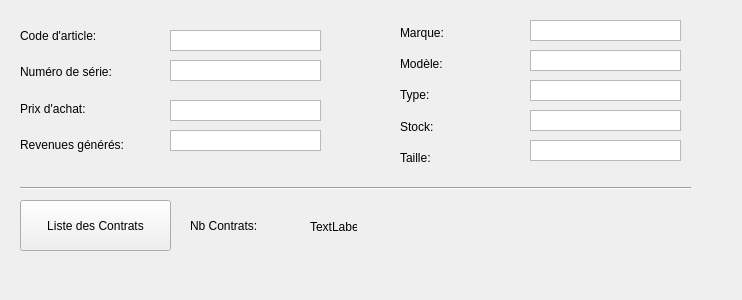
First picture: the form in view/itemDetailsView.ui, repository GruberAdam/TPI-Sploks, before the edit.
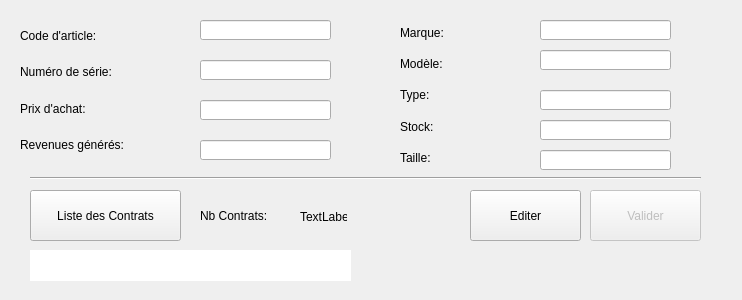
Second picture: the form after the edit.

Commit message: Fonctionnement de la modification du stock ajouté

What changed in the file:
```diff
--- a/view/itemDetailsView.ui
+++ b/view/itemDetailsView.ui
@@ -131,8 +131,8 @@
    <widget class="Line" name="line">
     <property name="geometry">
      <rect>
-      <x>20</x>
-      <y>180</y>
+      <x>30</x>
+      <y>170</y>
       <width>671</width>
       <height>16</height>
      </rect>
@@ -144,8 +144,8 @@
    <widget class="QPushButton" name="btnContracts">
     <property name="geometry">
      <rect>
-      <x>20</x>
-      <y>200</y>
+      <x>30</x>
+      <y>190</y>
       <width>151</width>
       <height>51</height>
      </rect>
@@ -157,8 +157,8 @@
    <widget class="QLabel" name="label_5">
     <property name="geometry">
      <rect>
-      <x>190</x>
-      <y>216</y>
+      <x>200</x>
+      <y>206</y>
       <width>111</width>
       <height>20</height>
      </rect>
@@ -173,8 +173,8 @@
    <widget class="QLabel" name="lblnbContracts">
     <property name="geometry">
      <rect>
-      <x>310</x>
-      <y>220</y>
+      <x>300</x>
+      <y>210</y>
       <width>47</width>
       <height>13</height>
      </rect>
@@ -183,175 +183,208 @@
      <string>TextLabel</string>
     </property>
    </widget>
-   <widget class="QTextEdit" name="lblCodeArticle">
+   <widget class="QPushButton" name="btnEdit">
     <property name="geometry">
      <rect>
-      <x>170</x>
-      <y>30</y>
-      <width>151</width>
-      <height>21</height>
+      <x>470</x>
+      <y>190</y>
+      <width>111</width>
+      <height>51</height>
      </rect>
     </property>
-    <property name="inputMethodHints">
-     <set>Qt::ImhMultiLine</set>
+    <property name="text">
+     <string>Editer</string>
     </property>
-    <property name="verticalScrollBarPolicy">
-     <enum>Qt::ScrollBarAlwaysOff</enum>
+   </widget>
+   <widget class="QPushButton" name="btnValider">
+    <property name="enabled">
+     <bool>false</bool>
     </property>
-    <property name="textInteractionFlags">
-     <set>Qt::NoTextInteraction</set>
+    <property name="geometry">
+     <rect>
+      <x>590</x>
+      <y>190</y>
+      <width>111</width>
+      <height>51</height>
+     </rect>
     </property>
+    <property name="text">
+     <string>Valider</string>
+    </property>
    </widget>
-   <widget class="QTextEdit" name="lblNumeroSerie">
+   <widget class="QLineEdit" name="textCodeArticle">
     <property name="geometry">
      <rect>
-      <x>170</x>
+      <x>200</x>
+      <y>20</y>
+      <width>131</width>
+      <height>20</height>
+     </rect>
+    </property>
+    <property name="maxLength">
+     <number>7</number>
+    </property>
+    <property name="readOnly">
+     <bool>true</bool>
+    </property>
+   </widget>
+   <widget class="QLineEdit" name="textNumeroSerie">
+    <property name="geometry">
+     <rect>
+      <x>200</x>
       <y>60</y>
-      <width>151</width>
-      <height>21</height>
+      <width>131</width>
+      <height>20</height>
      </rect>
     </property>
-    <property name="inputMethodHints">
-     <set>Qt::ImhMultiLine</set>
+    <property name="maxLength">
+     <number>7</number>
     </property>
-    <property name="verticalScrollBarPolicy">
-     <enum>Qt::ScrollBarAlwaysOff</enum>
-    </property>
-    <property name="textInteractionFlags">
-     <set>Qt::NoTextInteraction</set>
+    <property name="readOnly">
+     <bool>true</bool>
     </property>
    </widget>
-   <widget class="QTextEdit" name="lblPrixAchat">
+   <widget class="QLineEdit" name="textPrixAchat">
     <property name="geometry">
      <rect>
-      <x>170</x>
+      <x>200</x>
       <y>100</y>
-      <width>151</width>
-      <height>21</height>
+      <width>131</width>
+      <height>20</height>
      </rect>
     </property>
-    <property name="inputMethodHints">
-     <set>Qt::ImhMultiLine</set>
+    <property name="maxLength">
+     <number>7</number>
     </property>
-    <property name="verticalScrollBarPolicy">
-     <enum>Qt::ScrollBarAlwaysOff</enum>
+    <property name="readOnly">
+     <bool>true</bool>
     </property>
-    <property name="textInteractionFlags">
-     <set>Qt::NoTextInteraction</set>
-    </property>
    </widget>
-   <widget class="QTextEdit" name="lblRevenusGeneres">
+   <widget class="QLineEdit" name="textRevenusGeneres">
     <property name="geometry">
      <rect>
-      <x>170</x>
-      <y>130</y>
-      <width>151</width>
-      <height>21</height>
-     </rect>
-    </property>
-    <property name="inputMethodHints">
-     <set>Qt::ImhMultiLine</set>
-    </property>
-    <property name="verticalScrollBarPolicy">
-     <enum>Qt::ScrollBarAlwaysOff</enum>
-    </property>
-    <property name="textInteractionFlags">
-     <set>Qt::NoTextInteraction</set>
-    </property>
-   </widget>
-   <widget class="QTextEdit" name="lblType">
-    <property name="geometry">
-     <rect>
-      <x>530</x>
-      <y>80</y>
-      <width>151</width>
-      <height>21</height>
-     </rect>
-    </property>
-    <property name="inputMethodHints">
-     <set>Qt::ImhMultiLine</set>
-    </property>
-    <property name="verticalScrollBarPolicy">
-     <enum>Qt::ScrollBarAlwaysOff</enum>
-    </property>
-    <property name="textInteractionFlags">
-     <set>Qt::NoTextInteraction</set>
-    </property>
-   </widget>
-   <widget class="QTextEdit" name="lblStock">
-    <property name="geometry">
-     <rect>
-      <x>530</x>
-      <y>110</y>
-      <width>151</width>
-      <height>21</height>
-     </rect>
-    </property>
-    <property name="inputMethodHints">
-     <set>Qt::ImhMultiLine</set>
-    </property>
-    <property name="verticalScrollBarPolicy">
-     <enum>Qt::ScrollBarAlwaysOff</enum>
-    </property>
-    <property name="textInteractionFlags">
-     <set>Qt::NoTextInteraction</set>
-    </property>
-   </widget>
-   <widget class="QTextEdit" name="lblModel">
-    <property name="geometry">
-     <rect>
-      <x>530</x>
-      <y>50</y>
-      <width>151</width>
-      <height>21</height>
-     </rect>
-    </property>
-    <property name="inputMethodHints">
-     <set>Qt::ImhMultiLine</set>
-    </property>
-    <property name="verticalScrollBarPolicy">
-     <enum>Qt::ScrollBarAlwaysOff</enum>
-    </property>
-    <property name="textInteractionFlags">
-     <set>Qt::NoTextInteraction</set>
-    </property>
-   </widget>
-   <widget class="QTextEdit" name="lblMarque">
-    <property name="geometry">
-     <rect>
-      <x>530</x>
-      <y>20</y>
-      <width>151</width>
-      <height>21</height>
-     </rect>
-    </property>
-    <property name="inputMethodHints">
-     <set>Qt::ImhMultiLine</set>
-    </property>
-    <property name="verticalScrollBarPolicy">
-     <enum>Qt::ScrollBarAlwaysOff</enum>
-    </property>
-    <property name="textInteractionFlags">
-     <set>Qt::NoTextInteraction</set>
-    </property>
-   </widget>
-   <widget class="QTextEdit" name="lblTaille">
-    <property name="geometry">
-     <rect>
-      <x>530</x>
+      <x>200</x>
       <y>140</y>
-      <width>151</width>
-      <height>21</height>
+      <width>131</width>
+      <height>20</height>
      </rect>
     </property>
-    <property name="inputMethodHints">
-     <set>Qt::ImhMultiLine</set>
+    <property name="maxLength">
+     <number>7</number>
     </property>
-    <property name="verticalScrollBarPolicy">
-     <enum>Qt::ScrollBarAlwaysOff</enum>
+    <property name="readOnly">
+     <bool>true</bool>
     </property>
-    <property name="textInteractionFlags">
-     <set>Qt::NoTextInteraction</set>
+   </widget>
+   <widget class="QLineEdit" name="textTaille">
+    <property name="geometry">
+     <rect>
+      <x>540</x>
+      <y>150</y>
+      <width>131</width>
+      <height>20</height>
+     </rect>
+    </property>
+    <property name="maxLength">
+     <number>7</number>
+    </property>
+    <property name="readOnly">
+     <bool>true</bool>
+    </property>
+   </widget>
+   <widget class="QLineEdit" name="textModel">
+    <property name="geometry">
+     <rect>
+      <x>540</x>
+      <y>50</y>
+      <width>131</width>
+      <height>20</height>
+     </rect>
+    </property>
+    <property name="maxLength">
+     <number>7</number>
+    </property>
+    <property name="readOnly">
+     <bool>true</bool>
+    </property>
+   </widget>
+   <widget class="QLineEdit" name="textStock">
+    <property name="geometry">
+     <rect>
+      <x>540</x>
+      <y>120</y>
+      <width>131</width>
+      <height>20</height>
+     </rect>
+    </property>
+    <property name="maxLength">
+     <number>7</number>
+    </property>
+    <property name="readOnly">
+     <bool>true</bool>
+    </property>
+   </widget>
+   <widget class="QLineEdit" name="textMarque">
+    <property name="geometry">
+     <rect>
+      <x>540</x>
+      <y>20</y>
+      <width>131</width>
+      <height>20</height>
+     </rect>
+    </property>
+    <property name="maxLength">
+     <number>7</number>
+    </property>
+    <property name="readOnly">
+     <bool>true</bool>
+    </property>
+   </widget>
+   <widget class="QLineEdit" name="textType">
+    <property name="geometry">
+     <rect>
+      <x>540</x>
+      <y>90</y>
+      <width>131</width>
+      <height>20</height>
+     </rect>
+    </property>
+    <property name="maxLength">
+     <number>7</number>
+    </property>
+    <property name="readOnly">
+     <bool>true</bool>
+    </property>
+   </widget>
+   <widget class="QLineEdit" name="textErrorMessage">
+    <property name="geometry">
+     <rect>
+      <x>30</x>
+      <y>250</y>
+      <width>321</width>
+      <height>31</height>
+     </rect>
+    </property>
+    <property name="sizePolicy">
+     <sizepolicy hsizetype="Minimum" vsizetype="Fixed">
+      <horstretch>0</horstretch>
+      <verstretch>0</verstretch>
+     </sizepolicy>
+    </property>
+    <property name="font">
+     <font>
+      <pointsize>14</pointsize>
+     </font>
+    </property>
+    <property name="focusPolicy">
+     <enum>Qt::NoFocus</enum>
+    </property>
+    <property name="styleSheet">
+     <string notr="true">border: none;
+color: red;</string>
+    </property>
+    <property name="readOnly">
+     <bool>true</bool>
     </property>
    </widget>
   </widget>
```
Left out of the diff: 14 changed lines with no effect on the pictures. The commit also changes 2 other files.
